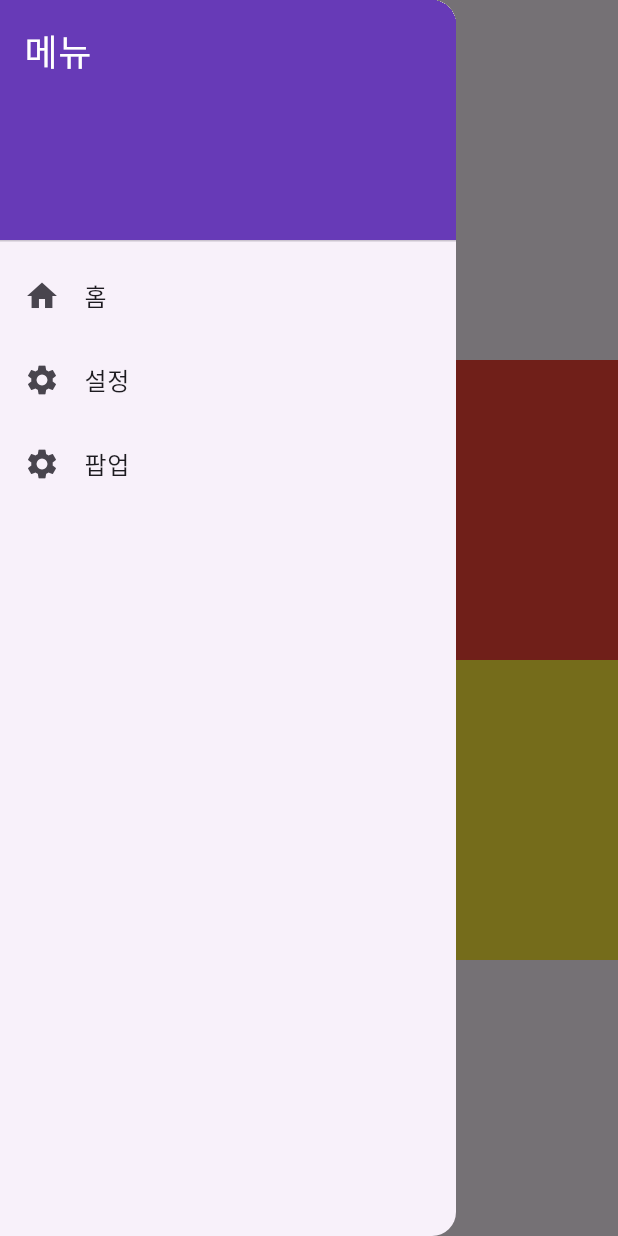
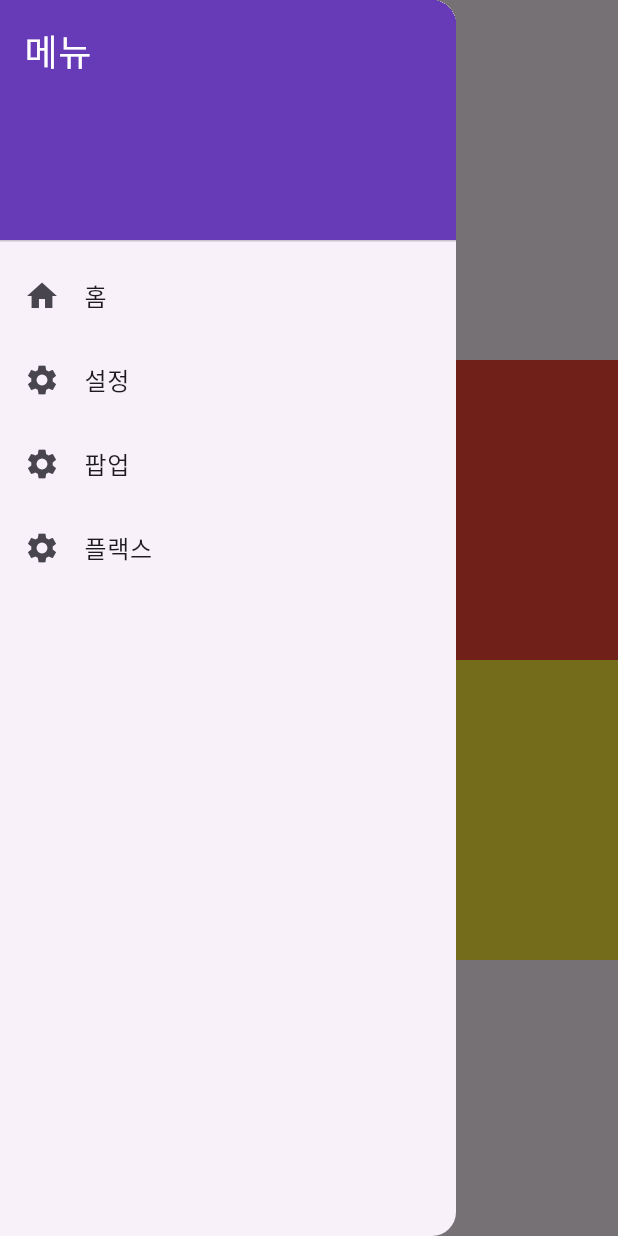
Before and after one commit to Hyeonjjzm/chungjuflatter, a Flutter app: the screen it shows after launch, with the side drawer open, on a phone screen of 412 x 824 dp. Run offline on Flutter 3.47's test engine with Material 3 defaults, Android fonts, the phone set to English and light mode, and no system bars.

Commit message:
03-31 (2)

```diff
--- a/lib/drawer.dart
+++ b/lib/drawer.dart
@@ -47,6 +47,15 @@ class MyDrawer extends StatelessWidget {
                     context, "/popup"
                 );
               }
+          ),
+          ListTile(
+              leading: const Icon(Icons.settings),
+              title: const Text('플랙스'),
+              onTap: () {
+                Navigator.pushNamed(
+                    context, "/flex"
+                );
+              }
           )
         ],
       ),
--- a/lib/main.dart
+++ b/lib/main.dart
@@ -1,5 +1,6 @@
 import 'package:flutter/material.dart';
 import 'package:hello/Setting_Page.dart';
+import 'package:hello/flex_page.dart';
 import 'package:hello/popup_page.dart';
 
 import 'drawer.dart';
@@ -24,7 +25,8 @@ class MyApp extends StatelessWidget {
       routes: {
         "/": (context) => const MyHomePage(),
         "/setting": (context) => const SettingPage(),
-        "/popup": (context) => const PopupPage()
+        "/popup": (context) => const PopupPage(),
+        "/flex": (context) => const FlexPage()
       },
     );
   }
```
Also changed, not shown: lib/flex_page.dart (added, +38 -0 lines).
